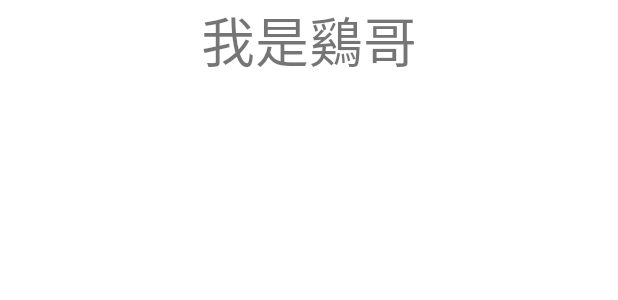
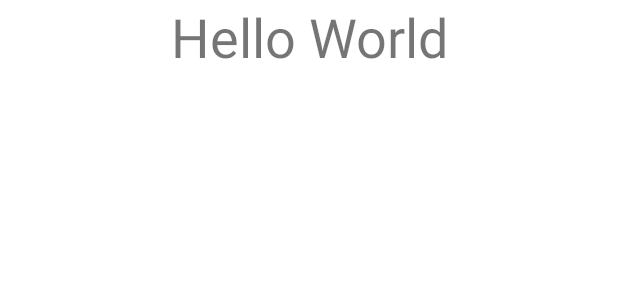
Before and after one commit to Jason11030/0322, an Android app: the layout activity_main.xml on its own in the app's theme, with its tools: preview values and no code run, on a phone screen of 412 x 824 dp. Shown: the top 300 px of the screen. Run offline under Robolectric (Android 15) with nearby library versions, the phone set to English and light mode, and no system bars.

Commit message:
v.1(賴志富)

```diff
--- a/app/src/main/res/layout/activity_main.xml
+++ b/app/src/main/res/layout/activity_main.xml
@@ -10,7 +10,7 @@
         android:id="@+id/txv"
         android:layout_width="match_parent"
         android:layout_height="wrap_content"
-        android:text="我是鷄哥"
+        android:text="Hello World"
         android:textSize="36sp"
         android:gravity="center" />
 
```
Also changed, not shown: app/src/main/java/tw/edu/pu/o1103021/a0322/MainActivity.kt (+9 -2 lines).
